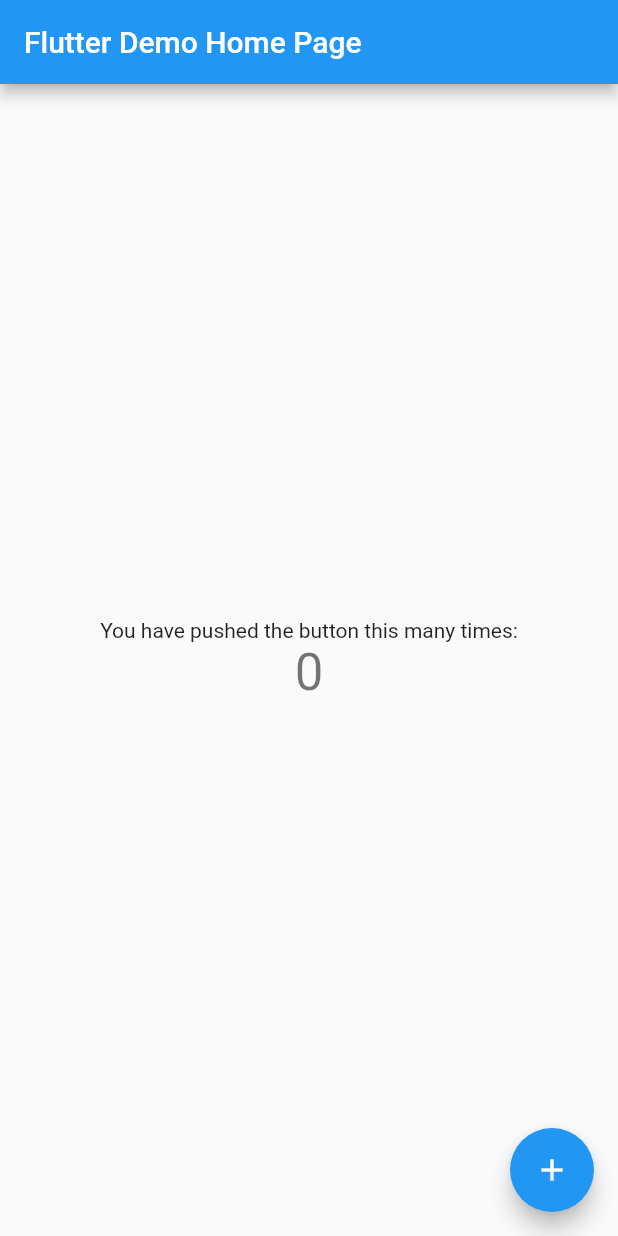
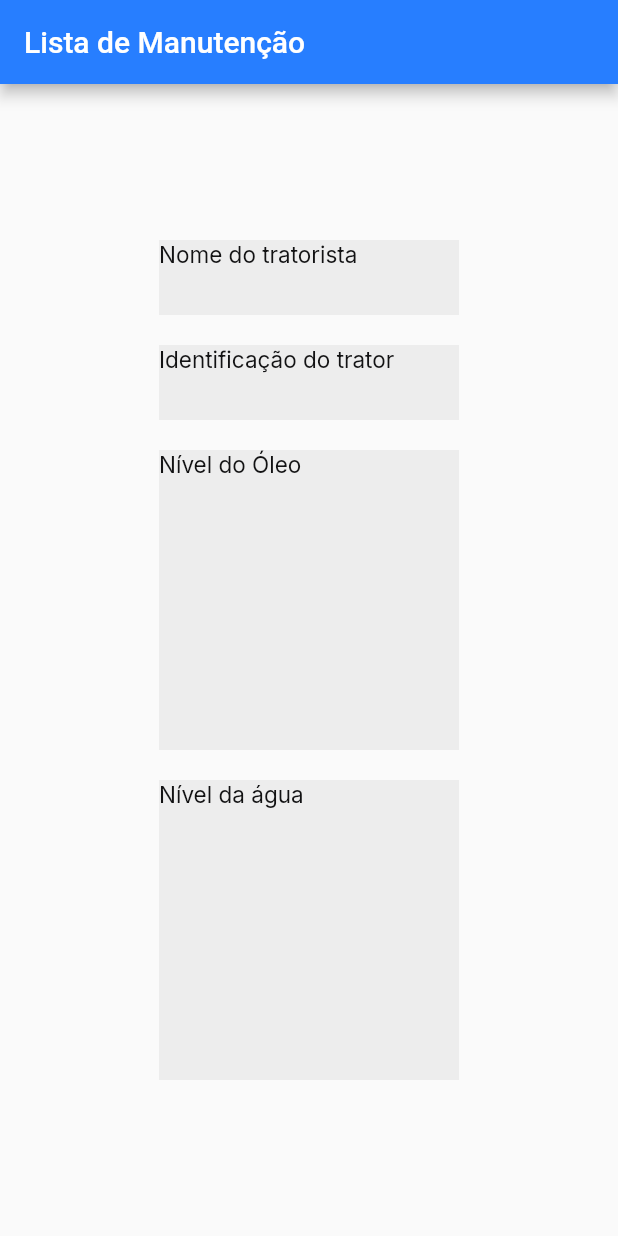
Before and after one commit to JuniorMaia2394/agricolaCheklist, a Flutter app: the screen it shows after launch, on a phone screen of 412 x 824 dp. Run offline on Flutter 3.47's test engine with Material 2 defaults, Android fonts, the phone set to English and light mode, and no system bars; our stand-ins replace google_fonts.

Commit message:
Adiciona o template base da home page

```diff
--- /dev/null
+++ b/cheklist/lib/core/app_gradients.dart
@@ -0,0 +1,12 @@
+import 'dart:math';
+import 'dart:ui';
+
+import 'package:flutter/material.dart';
+
+class AppGradients {
+  static final linear = LinearGradient(
+    colors: [Color(0xFF57B6E5), Color.fromRGBO(130, 87, 229, 0.695)],
+    stops: [0.0, 0.695],
+    transform: GradientRotation(2.13959913 * pi)
+  );
+}
--- a/cheklist/lib/core/app_text_styles.dart
+++ b/cheklist/lib/core/app_text_styles.dart
@@ -17,7 +17,7 @@ class AppTextStyles {
   );
 
   static final TextStyle label = GoogleFonts.inter(
-    color: AppColors.white,
+    color: AppColors.font,
     fontSize: 15,
     fontWeight: FontWeight.w400,
   );
--- a/cheklist/lib/core/core.dart
+++ b/cheklist/lib/core/core.dart
@@ -1,2 +1,3 @@
 export 'app_colors.dart';
 export 'app_text_styles.dart';
+export 'app_gradients.dart';
--- /dev/null
+++ b/cheklist/lib/home/Widgets/card/form_card.dart
@@ -0,0 +1,28 @@
+import 'package:flutter/material.dart';
+
+import 'package:cheklist/core/core.dart';
+
+class FormCard extends StatelessWidget {
+  final String title;
+
+  const FormCard({
+    Key key,
+    this.title,
+  }) : super(key: key);
+
+  @override
+  Widget build(BuildContext context) {
+    return Center(
+      child: Container(
+        margin: const EdgeInsets.all(10.0),
+        color: AppColors.lightGray,
+        width: 200,
+        height: 200,
+        child: Text(
+          this.title,
+          style: AppTextStyles.label,
+        ),
+      ),
+    );
+  }
+}
--- /dev/null
+++ b/cheklist/lib/home/Widgets/input/form_input.dart
@@ -0,0 +1,28 @@
+import 'package:flutter/material.dart';
+
+import 'package:cheklist/core/core.dart';
+
+class FormInput extends StatelessWidget {
+  final String title;
+
+  const FormInput({
+    Key key,
+    this.title,
+  }) : super(key: key);
+
+  @override
+  Widget build(BuildContext context) {
+    return Center(
+      child: Container(
+        margin: const EdgeInsets.all(10.0),
+        color: AppColors.lightGray,
+        width: 200,
+        height: 50,
+        child: Text(
+          this.title,
+          style: AppTextStyles.label,
+        ),
+      ),
+    );
+  }
+}
--- /dev/null
+++ b/cheklist/lib/home/home_page.dart
@@ -0,0 +1,45 @@
+import 'package:cheklist/core/core.dart';
+import 'package:flutter/material.dart';
+
+import 'package:cheklist/home/Widgets/card/form_card.dart';
+import 'package:cheklist/home/Widgets/input/form_input.dart';
+
+class HomePage extends StatefulWidget {
+  HomePage({Key key, this.title}) : super(key: key);
+
+  final String title;
+
+  @override
+  _HomePageState createState() => _HomePageState();
+}
+
+class _HomePageState extends State<HomePage> {
+  int _counter = 0;
+
+  void _incrementCounter() {
+    setState(() {
+      _counter++;
+    });
+  }
+
+  @override
+  Widget build(BuildContext context) {
+    return Scaffold(
+      appBar: AppBar(
+        title: Text(widget.title),
+        backgroundColor: AppColors.primary,
+      ),
+      body: Container(
+        child: Column(
+          mainAxisAlignment: MainAxisAlignment.center,
+          children: <Widget>[
+            FormInput(title: "Nome do tratorista",),
+            FormInput(title: "Identificação do trator",),
+            FormCard(title: "Nível do Óleo"),
+            FormCard(title: "Nível da água"),
+          ],
+        ),
+      ),
+    );
+  }
+}
--- /dev/null
+++ b/cheklist/lib/home/home_state.dart
@@ -0,0 +1 @@
+enum HomeState{ success, loading, error, empty }
--- a/cheklist/lib/main.dart
+++ b/cheklist/lib/main.dart
@@ -1,113 +1,20 @@
 import 'package:flutter/material.dart';
+import 'package:cheklist/splash/splash_page.dart';
 
 void main() {
   runApp(MyApp());
 }
 
 class MyApp extends StatelessWidget {
-  // This widget is the root of your application.
+
   @override
   Widget build(BuildContext context) {
     return MaterialApp(
       title: 'Flutter Demo',
       theme: ThemeData(
-        // This is the theme of your application.
-        //
-        // Try running your application with "flutter run". You'll see the
-        // application has a blue toolbar. Then, without quitting the app, try
-        // changing the primarySwatch below to Colors.green and then invoke
-        // "hot reload" (press "r" in the console where you ran "flutter run",
-        // or simply save your changes to "hot reload" in a Flutter IDE).
-        // Notice that the counter didn't reset back to zero; the application
-        // is not restarted.
         primarySwatch: Colors.blue,
       ),
-      home: MyHomePage(title: 'Flutter Demo Home Page'),
+      home: SplashPage(),
     );
   }
 }
-
-class MyHomePage extends StatefulWidget {
-  MyHomePage({Key key, this.title}) : super(key: key);
-
-  // This widget is the home page of your application. It is stateful, meaning
-  // that it has a State object (defined below) that contains fields that affect
-  // how it looks.
-
-  // This class is the configuration for the state. It holds the values (in this
-  // case the title) provided by the parent (in this case the App widget) and
-  // used by the build method of the State. Fields in a Widget subclass are
-  // always marked "final".
-
-  final String title;
-
-  @override
-  _MyHomePageState createState() => _MyHomePageState();
-}
-
-class _MyHomePageState extends State<MyHomePage> {
-  int _counter = 0;
-
-  void _incrementCounter() {
-    setState(() {
-      // This call to setState tells the Flutter framework that something has
-      // changed in this State, which causes it to rerun the build method below
-      // so that the display can reflect the updated values. If we changed
-      // _counter without calling setState(), then the build method would not be
-      // called again, and so nothing would appear to happen.
-      _counter++;
-    });
-  }
-
-  @override
-  Widget build(BuildContext context) {
-    // This method is rerun every time setState is called, for instance as done
-    // by the _incrementCounter method above.
-    //
-    // The Flutter framework has been optimized to make rerunning build methods
-    // fast, so that you can just rebuild anything that needs updating rather
-    // than having to individually change instances of widgets.
-    return Scaffold(
-      appBar: AppBar(
-        // Here we take the value from the MyHomePage object that was created by
-        // the App.build method, and use it to set our appbar title.
-        title: Text(widget.title),
-      ),
-      body: Center(
-        // Center is a layout widget. It takes a single child and positions it
-        // in the middle of the parent.
-        child: Column(
-          // Column is also a layout widget. It takes a list of children and
-          // arranges them vertically. By default, it sizes itself to fit its
-          // children horizontally, and tries to be as tall as its parent.
-          //
-          // Invoke "debug painting" (press "p" in the console, choose the
-          // "Toggle Debug Paint" action from the Flutter Inspector in Android
-          // Studio, or the "Toggle Debug Paint" command in Visual Studio Code)
-          // to see the wireframe for each widget.
-          //
-          // Column has various properties to control how it sizes itself and
-          // how it positions its children. Here we use mainAxisAlignment to
-          // center the children vertically; the main axis here is the vertical
-          // axis because Columns are vertical (the cross axis would be
-          // horizontal).
-          mainAxisAlignment: MainAxisAlignment.center,
-          children: <Widget>[
-            Text(
-              'You have pushed the button this many times:',
-            ),
-            Text(
-              '$_counter',
-              style: Theme.of(context).textTheme.headline4,
-            ),
-          ],
-        ),
-      ),
-      floatingActionButton: FloatingActionButton(
-        onPressed: _incrementCounter,
-        tooltip: 'Increment',
-        child: Icon(Icons.add),
-      ), // This trailing comma makes auto-formatting nicer for build methods.
-    );
-  }
-}
--- /dev/null
+++ b/cheklist/lib/splash/splash_page.dart
@@ -0,0 +1,21 @@
+import 'package:flutter/material.dart';
+
+import 'package:cheklist/core/app_gradients.dart';
+import 'package:cheklist/home/home_page.dart';
+
+class SplashPage extends StatelessWidget {
+
+  @override
+  Widget build(BuildContext context) {
+    Future.delayed(Duration(seconds: 2)).then((_) => Navigator.pushReplacement(
+        context, MaterialPageRoute(builder: (context) => HomePage(title: 'Lista de Manutenção')),
+    ));
+    return Scaffold(
+      body: Container(
+        decoration: BoxDecoration(
+          gradient: AppGradients.linear,
+        ),
+      ),
+    );
+  }
+}
```
